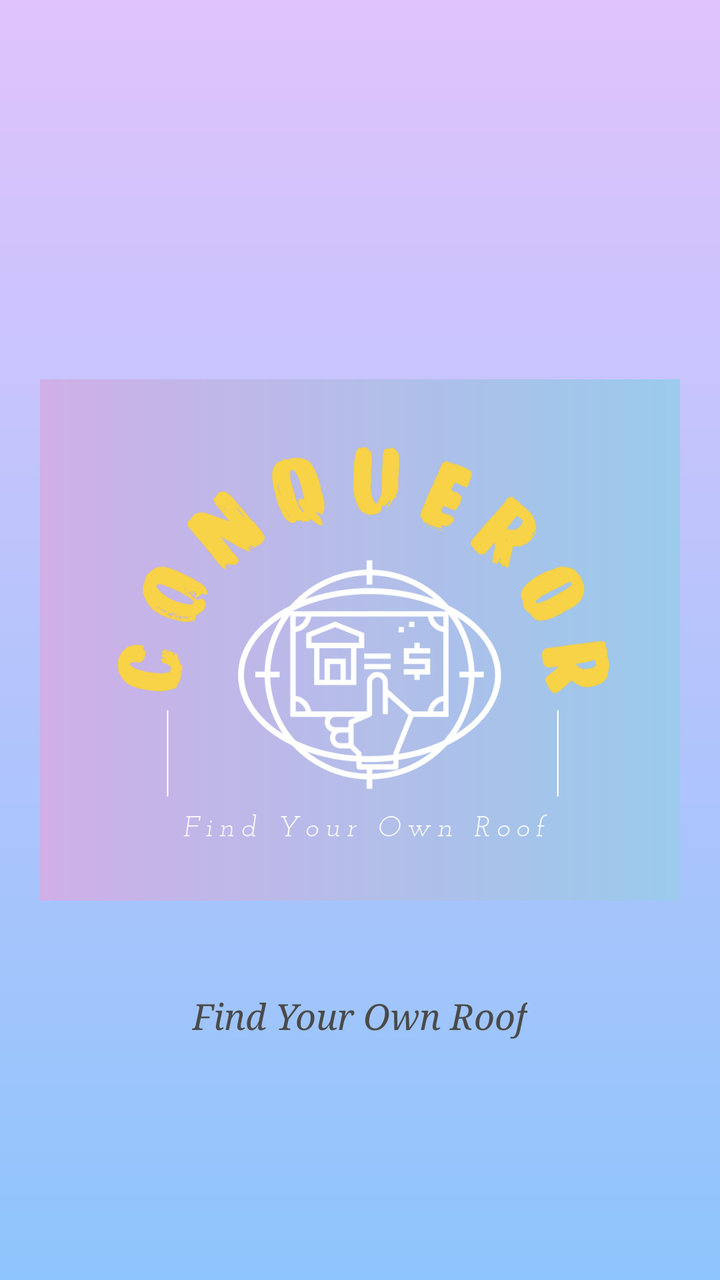
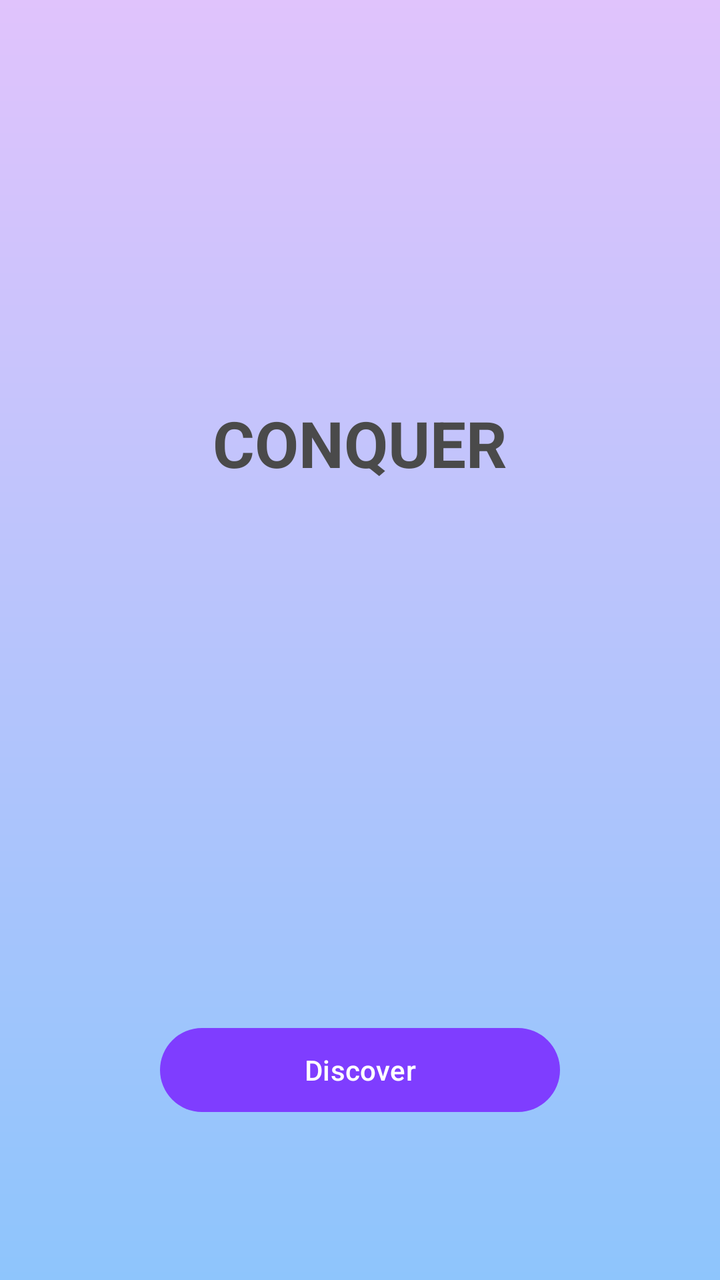

An Android layout rendered at two revisions. The XML below is the earlier revision; the diff shows what the commit changed to produce the second picture.
<!-- AndroidManifest.xml: application theme Theme.Realestateapp -->
<!-- res/layout/activity_main.xml -->
<?xml version="1.0" encoding="utf-8"?>
<RelativeLayout xmlns:android="http://schemas.android.com/apk/res/android"
    android:layout_width="match_parent"
    android:layout_height="match_parent">

    
    <View
        android:layout_width="match_parent"
        android:layout_height="match_parent"
        android:background="@drawable/bg_gradient"/>

    
    <ImageView
        android:id="@+id/logoImage"
        android:layout_width="320dp"
        android:layout_height="320dp"
        android:layout_centerInParent="true"
        android:src="@drawable/logo"
        android:contentDescription="@string/app_name"
        android:scaleType="fitCenter" />

    
    <TextView
        android:layout_width="wrap_content"
        android:layout_height="wrap_content"
        android:layout_below="@id/logoImage"
        android:layout_centerHorizontal="true"
        android:layout_marginTop="16dp"
        android:text="Find Your Own Roof"
        android:textColor="#4A4A4A"
        android:textSize="18sp"
        android:fontFamily="serif"
        android:textStyle="italic" />

</RelativeLayout>
<!-- resources referenced by this layout -->
<resources>
  <!-- drawable bg_gradient (drawable) -->
  <shape xmlns:android="http://schemas.android.com/apk/res/android">
      <gradient
          android:startColor="#E0C3FC"
          android:endColor="#8EC5FC"
          android:angle="270"/>
  </shape>
  <!-- drawable logo: png bitmap (drawable, 287720 bytes) -->
  <string name="app_name">Conqueror</string>
  <style name="Theme.Realestateapp" parent="Base.Theme.Realestateapp" />
  <style name="Base.Theme.Realestateapp" parent="Theme.Material3.DayNight.NoActionBar">
          
          <item name="colorPrimary">@color/primary</item>
      </style>
  <color name="primary">#7F3DFF</color>
</resources>

<!-- the commit's change to res/layout/activity_main.xml (unified diff, before → after) -->
@@ -1,7 +1,16 @@
 <?xml version="1.0" encoding="utf-8"?>
 <RelativeLayout xmlns:android="http://schemas.android.com/apk/res/android"
     android:layout_width="match_parent"
-    android:layout_height="match_parent">
+    android:layout_height="match_parent"
+    android:fitsSystemWindows="true">
+
+    
+    <ImageView
+        android:id="@+id/ivBackgroundGif"
+        android:layout_width="match_parent"
+        android:layout_height="match_parent"
+        android:scaleType="centerCrop"
+        android:contentDescription="@string/background_gif" />
 
     
     <View
@@ -10,26 +19,23 @@
         android:background="@drawable/bg_gradient"/>
 
     
-    <ImageView
-        android:id="@+id/logoImage"
-        android:layout_width="320dp"
-        android:layout_height="320dp"
-        android:layout_centerInParent="true"
-        android:src="@drawable/logo"
-        android:contentDescription="@string/app_name"
-        android:scaleType="fitCenter" />
+    <TextView
+        android:id="@+id/logo"
+        android:text="@string/conquer"
+        android:textSize="32sp"
+        android:textStyle="bold"
+        android:textColor="#4A4A4A"
+        android:layout_centerHorizontal="true"
+        android:layout_marginTop="200dp"
+        android:layout_width="wrap_content"
+        android:layout_height="wrap_content"/>
 
     
-    <TextView
-        android:layout_width="wrap_content"
-        android:layout_height="wrap_content"
-        android:layout_below="@id/logoImage"
+    <Button
+        android:text="@string/discover"
         android:layout_centerHorizontal="true"
-        android:layout_marginTop="16dp"
-        android:text="Find Your Own Roof"
-        android:textColor="#4A4A4A"
-        android:textSize="18sp"
-        android:fontFamily="serif"
-        android:textStyle="italic" />
-
+        android:layout_alignParentBottom="true"
+        android:layout_marginBottom="80dp"
+        android:layout_width="200dp"
+        android:layout_height="50dp"/>
 </RelativeLayout>
<!-- resource entries referenced after the edit -->
@@ -7,8 +7,9 @@
           android:endColor="#8EC5FC"
           android:angle="270"/>
   </shape>
-  <!-- drawable logo: png bitmap (drawable, 287720 bytes) -->
-  <string name="app_name">Conqueror</string>
+  <string name="background_gif">Background GIF</string>
+  <string name="conquer">CONQUER</string>
+  <string name="discover">Discover</string>
   <style name="Theme.Realestateapp" parent="Base.Theme.Realestateapp" />
   <style name="Base.Theme.Realestateapp" parent="Theme.Material3.DayNight.NoActionBar">
           
